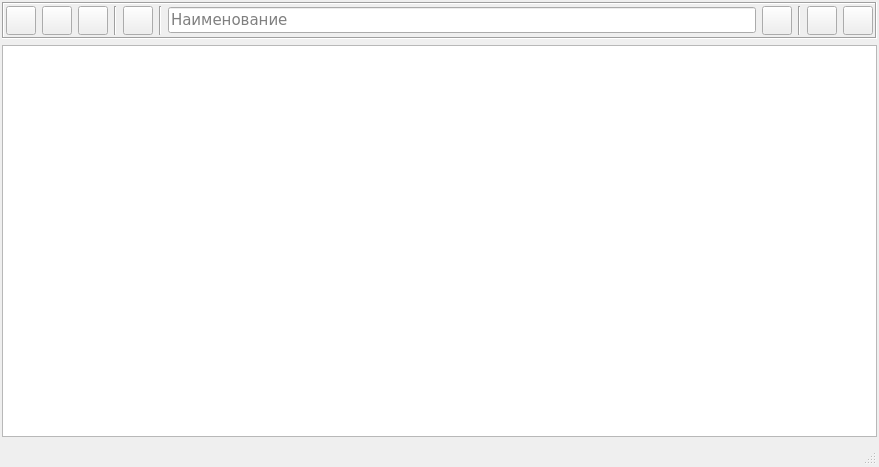
The window that form_reference.ui (smolsocdep/tpylib) describes before a commit, drawn with Qt 5.
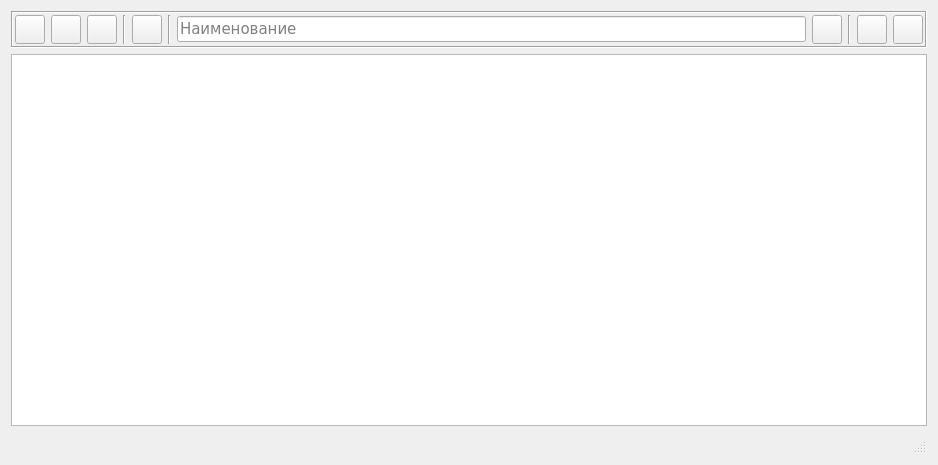
The same window after the commit. Icons and pictures are not drawn.

What changed in the file:
```diff
--- a/form_reference.ui
+++ b/form_reference.ui
@@ -6,8 +6,8 @@
    <rect>
     <x>0</x>
     <y>0</y>
-    <width>879</width>
-    <height>467</height>
+    <width>938</width>
+    <height>465</height>
    </rect>
   </property>
   <property name="sizePolicy">
@@ -23,18 +23,6 @@
    <bool>false</bool>
   </property>
   <layout class="QVBoxLayout" name="verticalLayout">
-   <property name="leftMargin">
-    <number>2</number>
-   </property>
-   <property name="topMargin">
-    <number>2</number>
-   </property>
-   <property name="rightMargin">
-    <number>2</number>
-   </property>
-   <property name="bottomMargin">
-    <number>2</number>
-   </property>
    <item>
     <widget class="QFrame" name="frame_2">
      <property name="sizePolicy">
@@ -315,7 +303,22 @@
     </widget>
    </item>
    <item>
-    <widget class="QTableWidget" name="qReferenceTableWidget"/>
+    <widget class="QTableWidget" name="qReferenceTableWidget">
+     <property name="minimumSize">
+      <size>
+       <width>200</width>
+       <height>0</height>
+      </size>
+     </property>
+     <property name="font">
+      <font>
+       <family>Liberation Mono</family>
+       <pointsize>11</pointsize>
+       <weight>75</weight>
+       <bold>true</bold>
+      </font>
+     </property>
+    </widget>
    </item>
    <item>
     <widget class="QStatusBar" name="qStatusBar"/>
```
